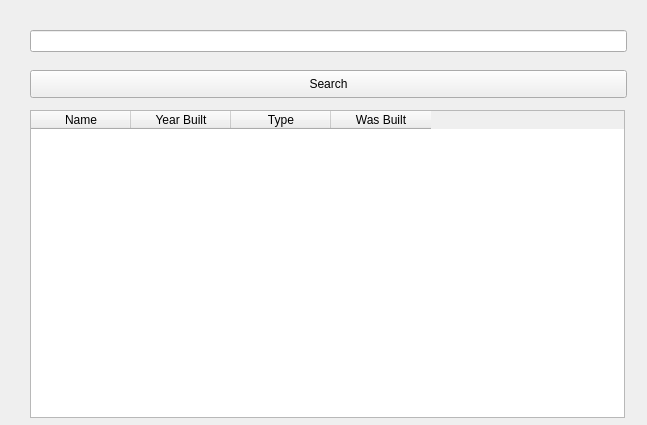
Before: the Qt Designer form SkilThrju-rett/ordercomputers.ui in karigeir/Skil3, drawn with Qt 5.
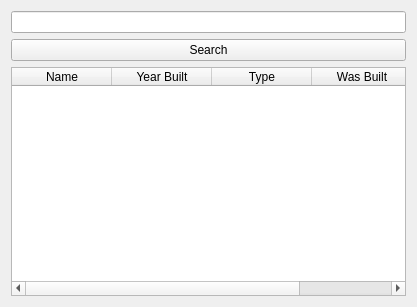
After: the same form once the commit is applied.

```diff
--- a/SkilThrju-rett/ordercomputers.ui
+++ b/SkilThrju-rett/ordercomputers.ui
@@ -6,25 +6,50 @@
    <rect>
     <x>0</x>
     <y>0</y>
-    <width>647</width>
-    <height>425</height>
+    <width>417</width>
+    <height>307</height>
    </rect>
   </property>
+  <property name="maximumSize">
+   <size>
+    <width>635</width>
+    <height>438</height>
+   </size>
+  </property>
   <property name="windowTitle">
    <string>Form</string>
   </property>
+  <layout class="QVBoxLayout" name="verticalLayout">
+   <item>
+    <widget class="QLineEdit" name="ComputerSearch_lineEdit"/>
+   </item>
+   <item>
+    <widget class="QPushButton" name="Computers_SearchButton">
+     <property name="text">
+      <string>Search</string>
+     </property>
+    </widget>
+   </item>
+   <item>
   <widget class="QTableWidget" name="displayComputers_tableWidget">
-   <property name="geometry">
-    <rect>
-     <x>30</x>
-     <y>110</y>
-     <width>595</width>
-     <height>308</height>
-    </rect>
-   </property>
    <property name="autoFillBackground">
     <bool>false</bool>
    </property>
+     <attribute name="horizontalHeaderCascadingSectionResizes">
+      <bool>true</bool>
+     </attribute>
+     <attribute name="horizontalHeaderShowSortIndicator" stdset="0">
+      <bool>true</bool>
+     </attribute>
+     <attribute name="horizontalHeaderStretchLastSection">
+      <bool>true</bool>
+     </attribute>
+     <attribute name="verticalHeaderVisible">
+      <bool>false</bool>
+     </attribute>
+     <attribute name="verticalHeaderCascadingSectionResizes">
+      <bool>false</bool>
+     </attribute>
    <attribute name="verticalHeaderStretchLastSection">
     <bool>true</bool>
    </attribute>
@@ -49,29 +74,8 @@
     </property>
    </column>
   </widget>
-  <widget class="QPushButton" name="Computers_SearchButton">
-   <property name="geometry">
-    <rect>
-     <x>30</x>
-     <y>70</y>
-     <width>597</width>
-     <height>28</height>
-    </rect>
-   </property>
-   <property name="text">
-    <string>Search</string>
-   </property>
-  </widget>
-  <widget class="QLineEdit" name="ComputerSearch_lineEdit">
-   <property name="geometry">
-    <rect>
-     <x>30</x>
-     <y>30</y>
-     <width>597</width>
-     <height>22</height>
-    </rect>
-   </property>
-  </widget>
+   </item>
+  </layout>
  </widget>
  <resources/>
  <connections/>
```
Lines whose indentation alone changed are shown as unchanged.
